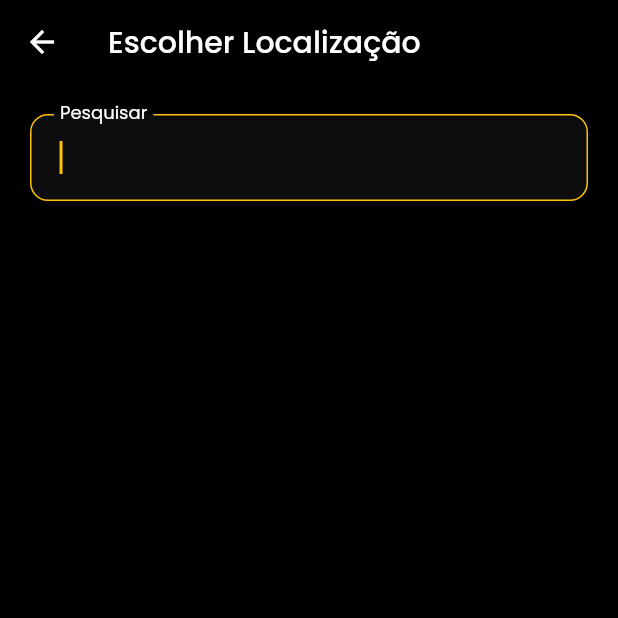
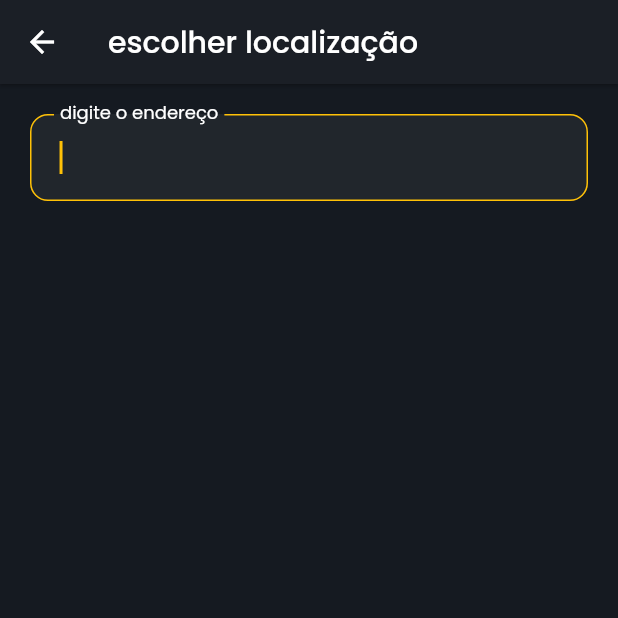
Before and after one commit to Jacob-dvlp/spalhe-app, a Flutter app: the NewPostPage screen opened directly, after a tap on an icon or button, on a phone screen of 412 x 824 dp, the top half of it. Run offline on Flutter 3.47's test engine with Material 2 defaults, Android fonts, the light colour scheme and no system bars; our stand-ins replace cached_network_image, dio, flutter_feather_icons, flutter_svg, get, get_storage and 6 more; missing offline and left inert: google_place, gql, hashtagable, simple_moment, validatorless; accounts and stored records are empty; network calls fail.

Commit message:
fix theme dark

```diff
--- a/lib/pages/new_post/location.dart
+++ b/lib/pages/new_post/location.dart
@@ -12,7 +12,7 @@ class LocationPage extends StatelessWidget {
   Widget build(BuildContext context) {
     return Scaffold(
       appBar: AppBar(
-        title: Text('Escolher Localização'),
+        title: Text('escolher localização'),
       ),
       body: GetBuilder<PostController>(
         builder: (_post) {
@@ -20,7 +20,7 @@ class LocationPage extends StatelessWidget {
             padding: EdgeInsets.all(20),
             children: [
               Input(
-                label: 'Pesquisar',
+                label: 'digite o endereço',
                 onChanged: (v) => _post.getPlaces(v),
               ),
               SizedBox(height: 14),
--- a/lib/pages/new_post/new_post.dart
+++ b/lib/pages/new_post/new_post.dart
@@ -74,7 +74,6 @@ class NewPostPage extends StatelessWidget {
             appBar: AppBar(
               title: Text('nova publicação'),
             ),
-            backgroundColor: Theme.of(context).colorScheme.background,
             body: ListViewWraper(
               padding: EdgeInsets.all(0),
               children: [
--- a/lib/theme/colors.dart
+++ b/lib/theme/colors.dart
@@ -17,7 +17,8 @@ class ColorDark {
 
   static get primary => primary;
   static get secondary => primary.withOpacity(0.5);
-  static get background => Colors.black;
+  static get background => Color(0xff151a21);
   static get textColor => Colors.white;
   static get inverse => Colors.white;
+  static get cardColor => Color(0xff1b1f26);
 }
--- a/lib/theme/dark.dart
+++ b/lib/theme/dark.dart
@@ -4,7 +4,7 @@ import 'package:spalhe/theme/colors.dart';
 
 ThemeData themeDark(context) => ThemeData(
       appBarTheme: AppBarTheme(
-        color: Colors.black,
+        color: ColorDark.cardColor,
         iconTheme: const IconThemeData(
           color: Colors.white,
         ),
@@ -14,7 +14,7 @@ ThemeData themeDark(context) => ThemeData(
         ),
       ),
       scaffoldBackgroundColor: ColorDark.background,
-      cardColor: Color.fromARGB(255, 19, 19, 19),
+      cardColor: ColorDark.cardColor,
       textButtonTheme: TextButtonThemeData(
         style: TextButton.styleFrom(
           foregroundColor: primary,
@@ -71,13 +71,13 @@ ThemeData themeDark(context) => ThemeData(
         ),
       ),
       primaryColor: primary,
-      primaryColorLight: Colors.white,
+      primaryColorLight: ColorDark.cardColor,
       primaryColorDark: Colors.white,
       bottomNavigationBarTheme: BottomNavigationBarThemeData(
-        elevation: 5,
-        unselectedItemColor: Colors.white.withOpacity(0.4),
+        elevation: 20,
+        unselectedItemColor: Colors.white.withOpacity(0.2),
         selectedItemColor: primary,
-        backgroundColor: Color.fromARGB(255, 18, 18, 18),
+        backgroundColor: ColorDark.cardColor,
       ),
       iconTheme: IconThemeData(
         color: Colors.white,
```
